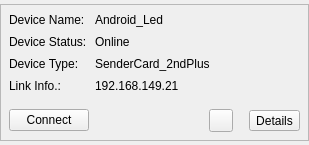
Qt form src/MaxConfig3/CustomWidget/mccussclistitemwidget.ui (liyangfamily/TestActions) before a commit.
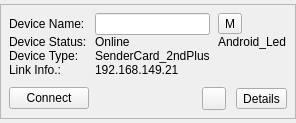
The same form after that commit. Custom widgets are drawn as their Qt base class.

Diff of the .ui file:
```diff
--- a/src/MaxConfig3/CustomWidget/mccussclistitemwidget.ui
+++ b/src/MaxConfig3/CustomWidget/mccussclistitemwidget.ui
@@ -6,8 +6,8 @@
    <rect>
     <x>0</x>
     <y>0</y>
-    <width>309</width>
-    <height>141</height>
+    <width>294</width>
+    <height>121</height>
    </rect>
   </property>
   <property name="minimumSize">
@@ -48,7 +48,7 @@
      </property>
      <layout class="QVBoxLayout" name="verticalLayout" stretch="1,0">
       <property name="spacing">
-       <number>16</number>
+       <number>10</number>
       </property>
       <property name="leftMargin">
        <number>8</number>
@@ -63,50 +63,13 @@
        <number>8</number>
       </property>
       <item>
-       <layout class="QGridLayout" name="gridLayout" columnstretch="0,1" columnminimumwidth="0,0">
-        <property name="spacing">
+       <layout class="QGridLayout" name="gridLayout" columnstretch="0,1,0" columnminimumwidth="0,0,0">
+        <property name="horizontalSpacing">
          <number>8</number>
         </property>
-        <item row="0" column="0">
-         <widget class="QLabel" name="labelDeviceName">
-          <property name="sizePolicy">
-           <sizepolicy hsizetype="Preferred" vsizetype="Preferred">
-            <horstretch>0</horstretch>
-            <verstretch>0</verstretch>
-           </sizepolicy>
-          </property>
-          <property name="text">
-           <string>Device Name:</string>
-          </property>
-         </widget>
-        </item>
-        <item row="0" column="1">
-         <widget class="QLabel" name="DeviceName">
-          <property name="text">
-           <string>Android_Led</string>
-          </property>
-         </widget>
-        </item>
-        <item row="1" column="0">
-         <widget class="QLabel" name="labelDeviceStatus">
-          <property name="sizePolicy">
-           <sizepolicy hsizetype="Preferred" vsizetype="Preferred">
-            <horstretch>0</horstretch>
-            <verstretch>0</verstretch>
-           </sizepolicy>
-          </property>
-          <property name="text">
-           <string>Device Status:</string>
-          </property>
-         </widget>
-        </item>
-        <item row="1" column="1">
-         <widget class="QLabel" name="DeviceStatus">
-          <property name="text">
-           <string>Online</string>
-          </property>
-         </widget>
-        </item>
+        <property name="verticalSpacing">
+         <number>0</number>
+        </property>
         <item row="2" column="0">
          <widget class="QLabel" name="labelDeviceType">
           <property name="sizePolicy">
@@ -127,6 +90,13 @@
           </property>
          </widget>
         </item>
+        <item row="1" column="1">
+         <widget class="QLabel" name="DeviceStatus">
+          <property name="text">
+           <string>Online</string>
+          </property>
+         </widget>
+        </item>
         <item row="3" column="0">
          <widget class="QLabel" name="labelLinkInfo">
           <property name="sizePolicy">
@@ -147,6 +117,77 @@
           </property>
          </widget>
         </item>
+        <item row="1" column="0">
+         <widget class="QLabel" name="labelDeviceStatus">
+          <property name="sizePolicy">
+           <sizepolicy hsizetype="Preferred" vsizetype="Preferred">
+            <horstretch>0</horstretch>
+            <verstretch>0</verstretch>
+           </sizepolicy>
+          </property>
+          <property name="text">
+           <string>Device Status:</string>
+          </property>
+         </widget>
+        </item>
+        <item row="0" column="0">
+         <widget class="QLabel" name="labelDeviceName">
+          <property name="sizePolicy">
+           <sizepolicy hsizetype="Preferred" vsizetype="Preferred">
+            <horstretch>0</horstretch>
+            <verstretch>0</verstretch>
+           </sizepolicy>
+          </property>
+          <property name="minimumSize">
+           <size>
+            <width>0</width>
+            <height>0</height>
+           </size>
+          </property>
+          <property name="text">
+           <string>Device Name:</string>
+          </property>
+         </widget>
+        </item>
+        <item row="0" column="2">
+         <widget class="QToolButton" name="toolBtnModifyName">
+          <property name="sizePolicy">
+           <sizepolicy hsizetype="Fixed" vsizetype="Fixed">
+            <horstretch>0</horstretch>
+            <verstretch>0</verstretch>
+           </sizepolicy>
+          </property>
+          <property name="text">
+           <string>M</string>
+          </property>
+          <property name="popupMode">
+           <enum>QToolButton::DelayedPopup</enum>
+          </property>
+         </widget>
+        </item>
+        <item row="1" column="2">
+         <widget class="QLabel" name="DeviceName">
+          <property name="minimumSize">
+           <size>
+            <width>0</width>
+            <height>0</height>
+           </size>
+          </property>
+          <property name="text">
+           <string>Android_Led</string>
+          </property>
+         </widget>
+        </item>
+        <item row="0" column="1">
+         <widget class="QLineEdit" name="lineEditDeviceName">
+          <property name="readOnly">
+           <bool>false</bool>
+          </property>
+          <property name="clearButtonEnabled">
+           <bool>false</bool>
+          </property>
+         </widget>
+        </item>
        </layout>
       </item>
       <item>
```
